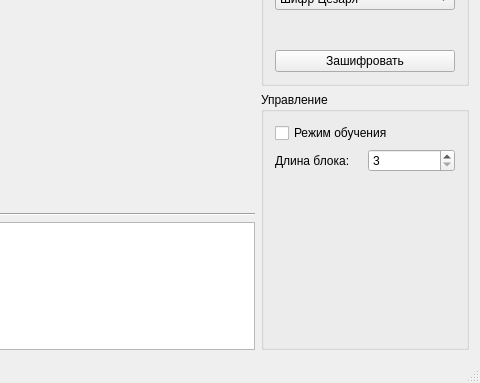
Old version of the form mainwindow.ui in the repository smarttowel/crypto; both pictures show x 277 to 757 and y 90 to 473 of the 757 by 473 pixel window.
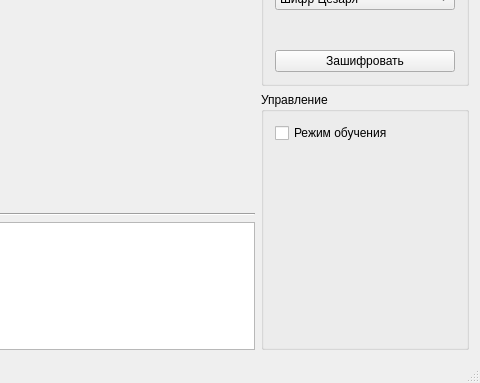
New version of the form.

Diff of the .ui file:
```diff
--- a/mainwindow.ui
+++ b/mainwindow.ui
@@ -138,24 +138,6 @@
            </item>
           </layout>
          </item>
-         <item>
-          <layout class="QHBoxLayout" name="horizontalLayout">
-           <item>
-            <widget class="QLabel" name="label">
-             <property name="text">
-              <string>Длина блока:</string>
-             </property>
-            </widget>
-           </item>
-           <item>
-            <widget class="QSpinBox" name="spinBox">
-             <property name="minimum">
-              <number>3</number>
-             </property>
-            </widget>
-           </item>
-          </layout>
-         </item>
          <item>
           <spacer name="verticalSpacer_2">
            <property name="orientation">
```
